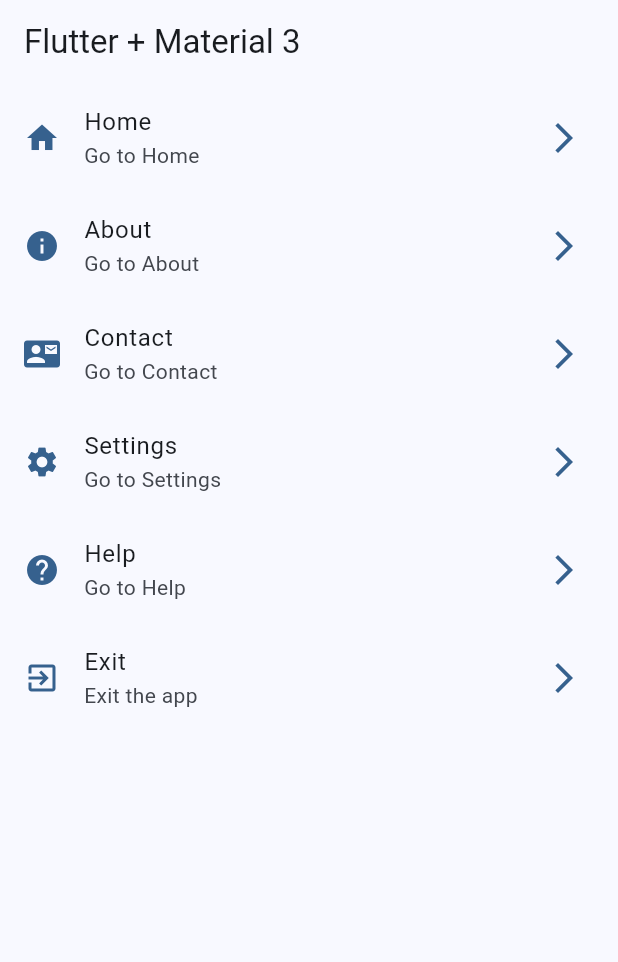
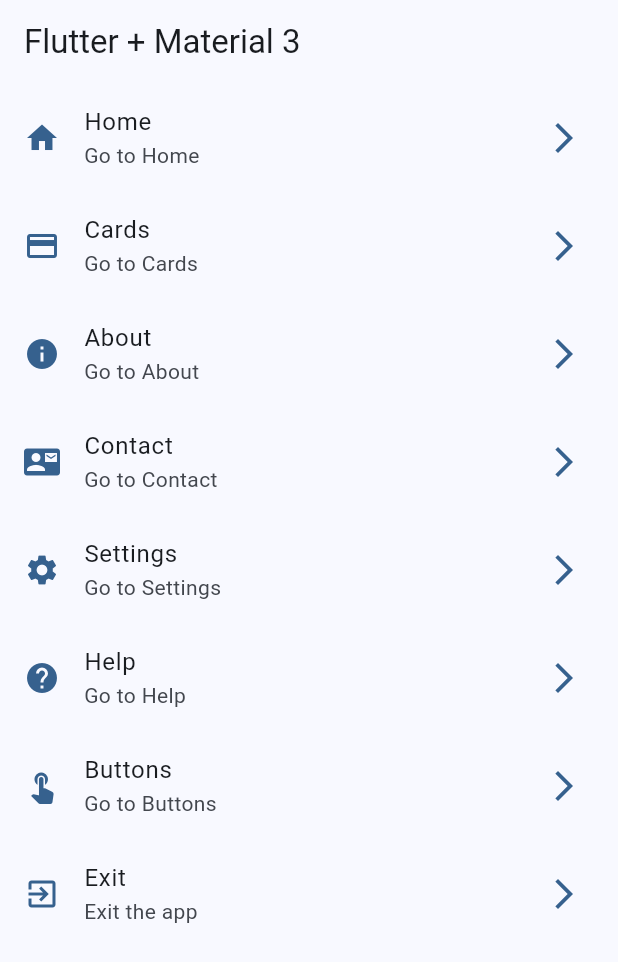
Before and after one commit to KevCristensen/widgets_app, a Flutter app: the screen it shows after launch, on a phone screen of 412 x 824 dp. Shown: the top 962 px of the screen. Run offline on Flutter 3.47's test engine with Material 3 defaults, Android fonts, the phone set to English and light mode, and no system bars.

Commit message:
Rutas Basicas Configuradas

```diff
--- a/lib/config/menu/menu_items.dart
+++ b/lib/config/menu/menu_items.dart
@@ -21,6 +21,12 @@ const appMenuItems = <MenuItem>[
     subTitle: 'Go to Home',
     link: '/',
     icon: Icons.home
+  ),
+  MenuItem(
+    title: 'Cards',
+    subTitle: 'Go to Cards',
+    link: '/cards',
+    icon: Icons.credit_card
   ),
   MenuItem(
     title: 'About',
@@ -47,6 +53,12 @@ const appMenuItems = <MenuItem>[
     icon: Icons.help
   ),
   MenuItem(
+    title: 'Buttons',
+    subTitle: 'Go to Buttons',
+    link: '/buttons',
+    icon: Icons.touch_app
+  ),
+  MenuItem(
     title: 'Exit',
     subTitle: 'Exit the app',
     link: '/exit',
--- a/lib/main.dart
+++ b/lib/main.dart
@@ -1,5 +1,7 @@
 import 'package:flutter/material.dart';
 import 'package:widgets_app/config/theme/app_theme.dart';
+import 'package:widgets_app/presentation/screens/buttons/buttons_screen.dart';
+import 'package:widgets_app/presentation/screens/cards/cards_screen.dart';
 import 'package:widgets_app/presentation/screens/home/home_screen.dart';
 
 void main() {
@@ -15,6 +17,11 @@ class MainApp extends StatelessWidget {
       debugShowCheckedModeBanner: false,
       theme: AppTheme(selectedColor: 0).getTheme(),
       home: const HomeScreen(),
+      routes: {
+        '/home': (context) => const HomeScreen(),
+        '/cards': (context) => const CardsScreen(),
+        '/buttons': (context) => const ButtonsScreen(),
+      },
     );
   }
 }
```
Also changed, not shown: lib/presentation/screens/buttons/buttons_screen.dart (added, +15 -0 lines), lib/presentation/screens/cards/cards_screen.dart (added, +15 -0 lines), lib/presentation/screens/home/home_screen.dart (+9 -1 lines).
